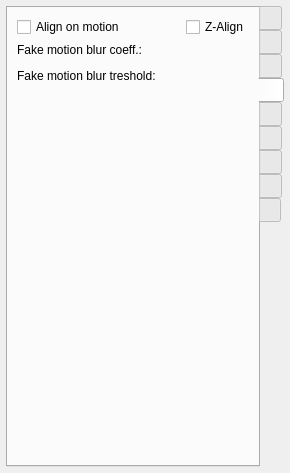
The window that code/nel/tools/3d/object_viewer_qt/src/located_bindable_form.ui (ryzom/ryzomcore) describes before a commit, drawn with Qt 5.
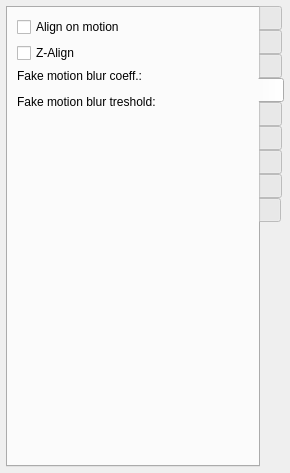
The same window after the commit. The open tabs and pages were chosen to show the change. Custom widgets are drawn as their Qt base class.

```diff
--- a/code/nel/tools/3d/object_viewer_qt/src/located_bindable_form.ui
+++ b/code/nel/tools/3d/object_viewer_qt/src/located_bindable_form.ui
@@ -358,34 +358,27 @@
          </property>
         </widget>
        </item>
-       <item row="0" column="2">
-        <widget class="QCheckBox" name="zalignCheckBox">
-         <property name="text">
-          <string>Z-Align</string>
-         </property>
-        </widget>
-       </item>
-       <item row="1" column="0">
+       <item row="2" column="0">
         <widget class="QLabel" name="blurCoeffLabel">
          <property name="text">
           <string>Fake motion blur coeff.:</string>
          </property>
         </widget>
        </item>
-       <item row="2" column="0" colspan="3">
+       <item row="3" column="0" colspan="3">
         <widget class="NLQT::CEditRangeFloatWidget" name="blurCoeffWidget" native="true"/>
        </item>
-       <item row="3" column="0" colspan="2">
+       <item row="4" column="0" colspan="2">
         <widget class="QLabel" name="blurTreshholdLabel">
          <property name="text">
           <string>Fake motion blur treshold:</string>
          </property>
         </widget>
        </item>
-       <item row="4" column="0" colspan="3">
+       <item row="5" column="0" colspan="3">
         <widget class="NLQT::CEditRangeFloatWidget" name="blurTresholdWidget" native="true"/>
        </item>
-       <item row="5" column="1">
+       <item row="6" column="1">
         <spacer name="verticalSpacer_4">
          <property name="orientation">
           <enum>Qt::Vertical</enum>
@@ -398,6 +391,13 @@
          </property>
         </spacer>
        </item>
+       <item row="1" column="0">
+        <widget class="QCheckBox" name="zalignCheckBox">
+         <property name="text">
+          <string>Z-Align</string>
+         </property>
+        </widget>
+       </item>
       </layout>
      </widget>
      <widget class="QWidget" name="shockWavePage">
@@ -480,7 +480,7 @@
        <item row="2" column="0">
         <widget class="QLabel" name="label_10">
          <property name="text">
-          <string>Phase smoothnes:</string>
+          <string>Phase smoothness:</string>
          </property>
         </widget>
        </item>
```
